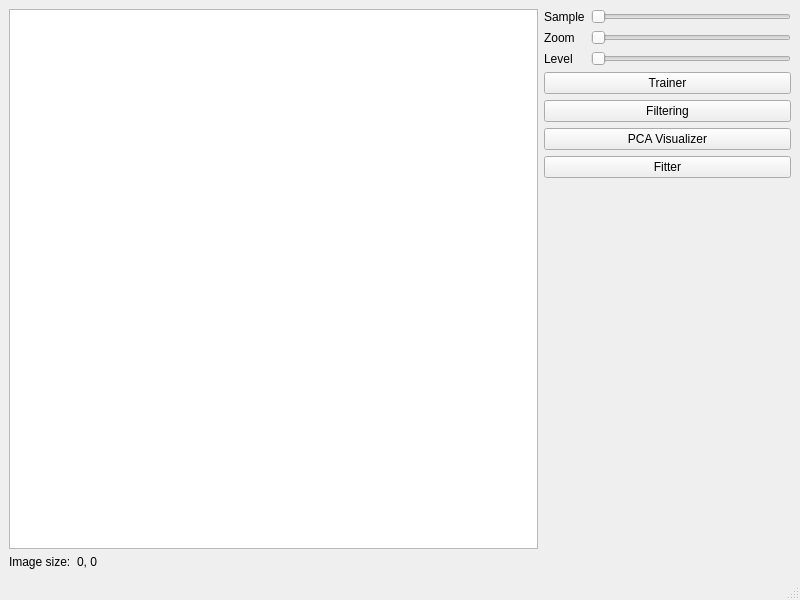
Old version of the form gui/qt/mainwindow.ui in the repository BetaRavener/TeethCV.
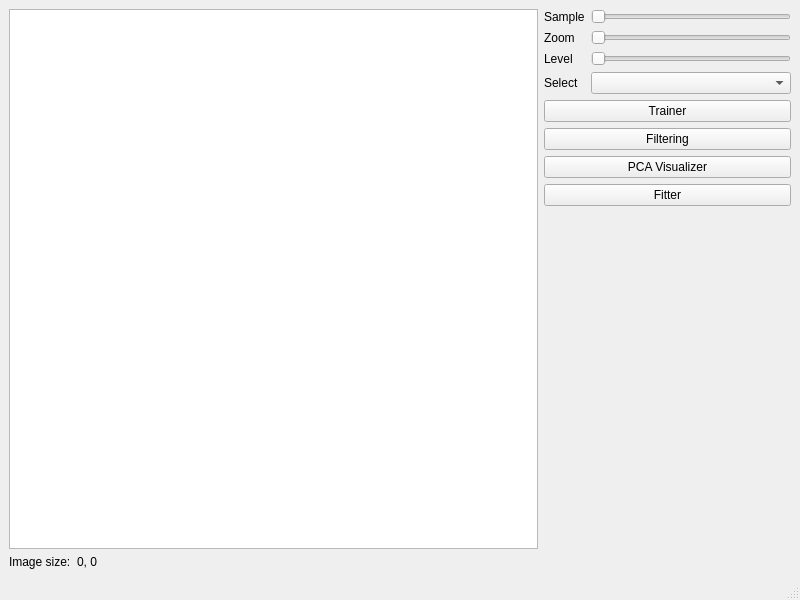
New version of the form.

Diff of the .ui file:
```diff
--- a/gui/qt/mainwindow.ui
+++ b/gui/qt/mainwindow.ui
@@ -165,6 +165,42 @@
         </item>
        </layout>
       </item>
+      <item>
+       <layout class="QHBoxLayout" name="horizontalLayout_6">
+        <property name="topMargin">
+         <number>0</number>
+        </property>
+        <item>
+         <widget class="QLabel" name="label_5">
+          <property name="sizePolicy">
+           <sizepolicy hsizetype="Minimum" vsizetype="Preferred">
+            <horstretch>0</horstretch>
+            <verstretch>0</verstretch>
+           </sizepolicy>
+          </property>
+          <property name="text">
+           <string>Select</string>
+          </property>
+         </widget>
+        </item>
+        <item>
+         <widget class="QComboBox" name="selectComboBox">
+          <property name="sizePolicy">
+           <sizepolicy hsizetype="Minimum" vsizetype="Fixed">
+            <horstretch>0</horstretch>
+            <verstretch>0</verstretch>
+           </sizepolicy>
+          </property>
+          <property name="minimumSize">
+           <size>
+            <width>200</width>
+            <height>0</height>
+           </size>
+          </property>
+         </widget>
+        </item>
+       </layout>
+      </item>
       <item>
        <widget class="QPushButton" name="trainerButton">
         <property name="text">
```
